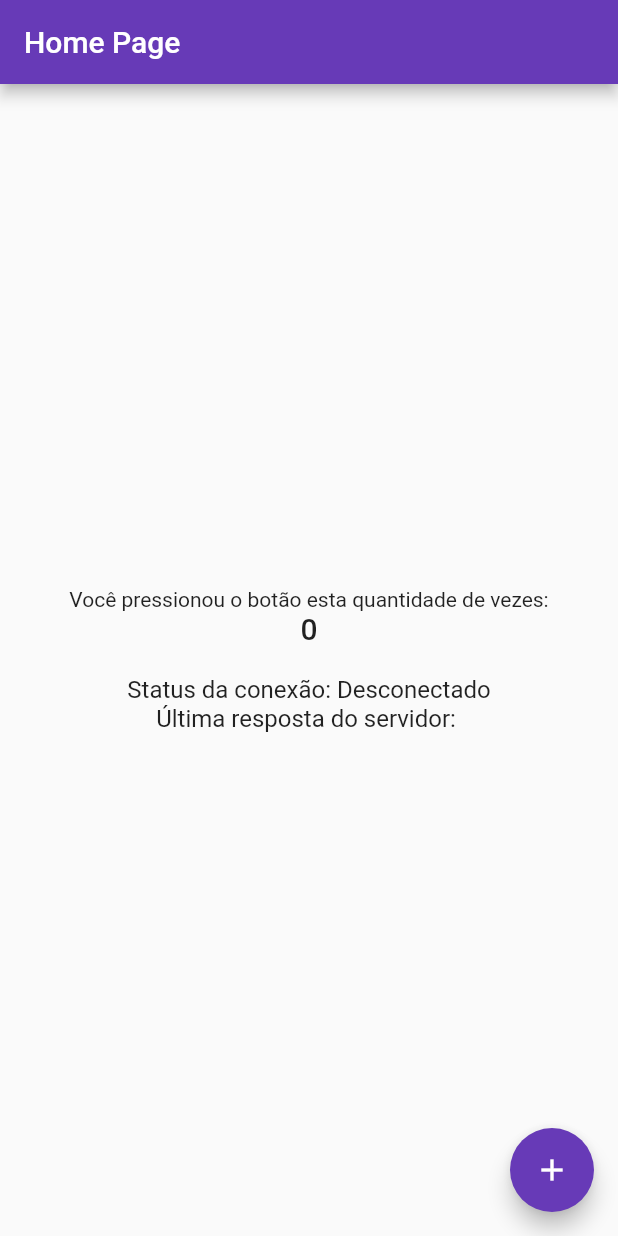
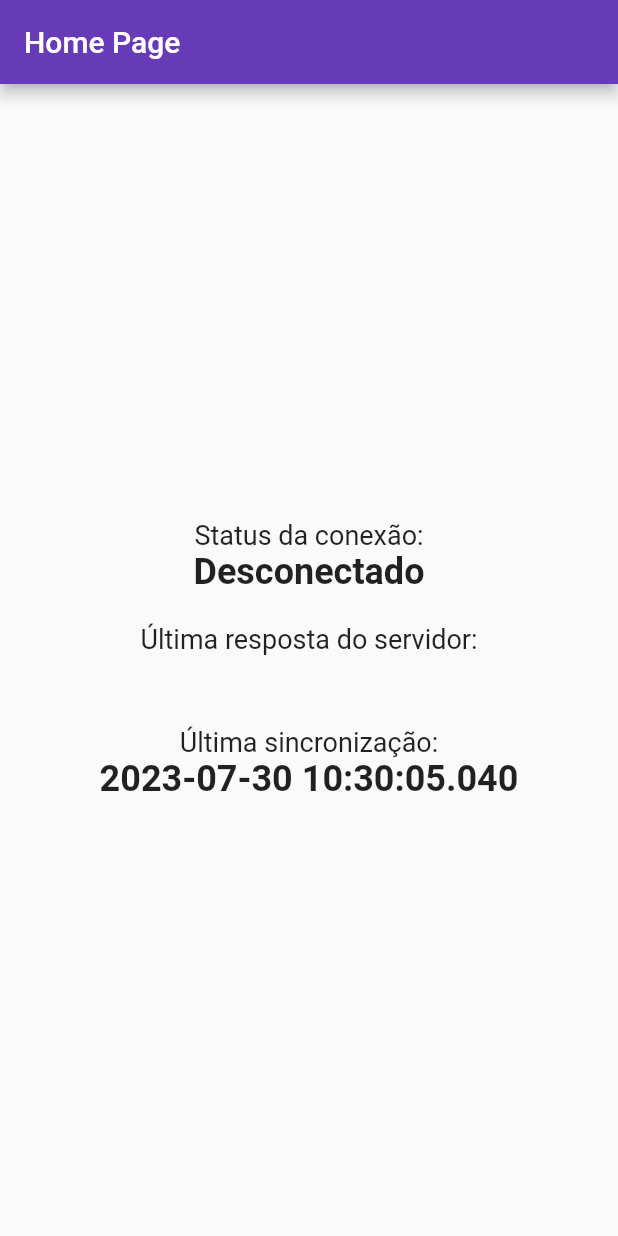
Before and after one commit to Gustavo653/MediaShow, a Flutter app: the screen it shows after launch, on a phone screen of 412 x 824 dp. Run offline on Flutter 3.47's test engine with Material 2 defaults, Android fonts, the light colour scheme and no system bars; our stand-ins replace device_info_plus; network calls fail.

Commit message:
Criando captura de serial number, e respostas do servidor

```diff
--- a/app_flutter/lib/home.dart
+++ b/app_flutter/lib/home.dart
@@ -1,5 +1,7 @@
 import 'package:flutter/material.dart';
 import 'package:web_socket_channel/web_socket_channel.dart';
+import 'package:device_info_plus/device_info_plus.dart';
+import 'dart:convert';
 
 class HomePage extends StatefulWidget {
   const HomePage({Key? key, required this.title}) : super(key: key);
@@ -11,14 +13,17 @@ class HomePage extends StatefulWidget {
 }
 
 class _HomePageState extends State<HomePage> {
-  int _counter = 0;
   String _lastMessage = '';
   bool _isConnected = false;
   late WebSocketChannel _channel;
+  String _lastSyncTime = '';
 
   @override
   void initState() {
     super.initState();
+    WidgetsBinding.instance!.addPostFrameCallback((_) {
+      _sendSerialNumberAutomatically();
+    });
     _connectToWebSocket();
   }
 
@@ -29,6 +34,7 @@ class _HomePageState extends State<HomePage> {
         setState(() {
           _isConnected = true;
           _lastMessage = message;
+          if (message == 'refresh') _sendSerialNumberAutomatically();
         });
       },
       onDone: () {
@@ -50,19 +56,37 @@ class _HomePageState extends State<HomePage> {
     );
     setState(() {
       _isConnected = true;
+      _sendSerialNumberAutomatically();
     });
+  }
+
+  Future<void> _sendSerialNumberAutomatically() async {
+    DeviceInfoPlugin deviceInfo = DeviceInfoPlugin();
+    late String serialNumber;
+
+    try {
+      var androidInfo = await deviceInfo.androidInfo;
+      print(androidInfo);
+      serialNumber = androidInfo.id;
+    } catch (e) {
+      print('Erro ao obter o serial number do dispositivo: $e');
+      return;
+    }
+
+    final jsonData = {
+      "type": "subscribe",
+      "serialNumber": serialNumber,
+    };
+
+    final jsonString = json.encode(jsonData);
+    _channel.sink.add(jsonString);
+    _lastSyncTime = DateTime.now().toString();
   }
 
   @override
   void dispose() {
     _channel.sink.close();
     super.dispose();
-  }
-
-  void _incrementCounter() {
-    setState(() {
-      _counter++;
-    });
   }
 
   @override
@@ -76,32 +100,34 @@ class _HomePageState extends State<HomePage> {
           mainAxisAlignment: MainAxisAlignment.center,
           children: <Widget>[
             const Text(
-              'Você pressionou o botão esta quantidade de vezes:',
+              'Status da conexão:',
+              style: TextStyle(fontSize: 18),
             ),
             Text(
-              '$_counter',
-              style: Theme.of(context).textTheme.titleLarge,
+              _isConnected ? "Conectado" : "Desconectado",
+              style: const TextStyle(fontSize: 24, fontWeight: FontWeight.bold),
             ),
             const SizedBox(height: 20),
-            Text(
-              'Status da conexão: ${_isConnected ? "Conectado" : "Desconectado"}',
-              style: Theme.of(context).textTheme.titleMedium,
+            const Text(
+              'Última resposta do servidor:',
+              style: TextStyle(fontSize: 18),
             ),
             Text(
-              'Última resposta do servidor: $_lastMessage',
-              style: Theme.of(context).textTheme.titleMedium,
+              _lastMessage,
+              style: const TextStyle(fontSize: 24, fontWeight: FontWeight.bold),
+            ),
+            const SizedBox(height: 20),
+            const Text(
+              'Última sincronização:',
+              style: TextStyle(fontSize: 18),
+            ),
+            Text(
+              _lastSyncTime,
+              style: const TextStyle(fontSize: 24, fontWeight: FontWeight.bold),
             ),
           ],
         ),
       ),
-      floatingActionButton: FloatingActionButton(
-        onPressed: () {
-          _incrementCounter();
-          _channel.sink.add('$_counter');
-        },
-        tooltip: 'Increment',
-        child: const Icon(Icons.add),
-      ),
     );
   }
 }
--- a/app_flutter/pubspec.yaml
+++ b/app_flutter/pubspec.yaml
@@ -36,6 +36,7 @@ dependencies:
   # Use with the CupertinoIcons class for iOS style icons.
   cupertino_icons: ^1.0.2
   web_socket_channel: ^2.4.0
+  device_info_plus: ^9.0.2
 
 dev_dependencies:
   flutter_test:
```
Also changed, not shown: app_flutter/pubspec.lock, 5 other files.
